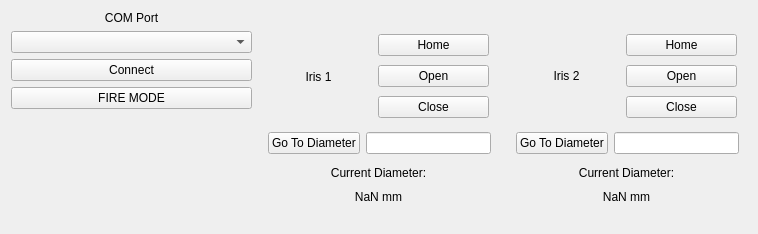
This is devices/Iris/irisWidget.ui in nfbeier/15tw-smartsystem as Qt 5 draws it before an edit. The edited form follows.
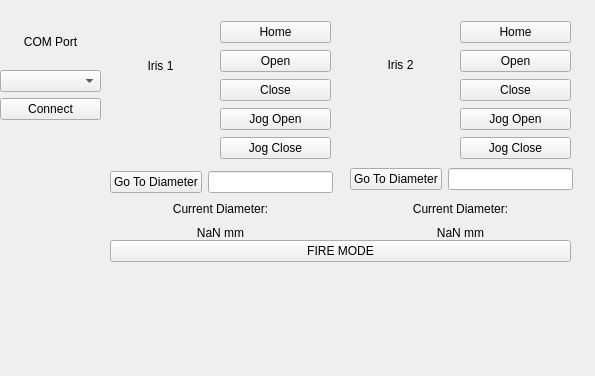
This is the edited form.

Commit message: Resolved iris .ui differences. Fixed pathing for alignator

Patch:
```diff
--- a/devices/Iris/irisWidget.ui
+++ b/devices/Iris/irisWidget.ui
@@ -6,76 +6,42 @@
    <rect>
     <x>0</x>
     <y>0</y>
-    <width>758</width>
-    <height>234</height>
+    <width>595</width>
+    <height>376</height>
    </rect>
   </property>
   <property name="windowTitle">
    <string>Form</string>
   </property>
-  <layout class="QHBoxLayout" name="horizontalLayout_3">
-   <item>
-    <layout class="QVBoxLayout" name="verticalLayout">
-     <property name="spacing">
-      <number>6</number>
-     </property>
-     <item>
-      <widget class="QLabel" name="ComPortLabel">
-       <property name="sizePolicy">
-        <sizepolicy hsizetype="Preferred" vsizetype="Preferred">
-         <horstretch>0</horstretch>
-         <verstretch>0</verstretch>
-        </sizepolicy>
-       </property>
-       <property name="text">
-        <string>COM Port</string>
-       </property>
-       <property name="alignment">
-        <set>Qt::AlignCenter</set>
-       </property>
-      </widget>
-     </item>
-     <item>
-      <widget class="QComboBox" name="ComPortSelectBox"/>
-     </item>
-     <item>
-      <widget class="QPushButton" name="comPortConnectButton">
-       <property name="text">
-        <string>Connect</string>
-       </property>
-      </widget>
-     </item>
-     <item>
       <widget class="QPushButton" name="fireButton">
+   <property name="geometry">
+    <rect>
+     <x>110</x>
+     <y>240</y>
+     <width>461</width>
+     <height>22</height>
+    </rect>
+   </property>
        <property name="text">
         <string>FIRE MODE</string>
        </property>
       </widget>
-     </item>
-     <item>
-      <spacer name="verticalSpacer">
-       <property name="orientation">
-        <enum>Qt::Vertical</enum>
-       </property>
-       <property name="sizeHint" stdset="0">
-        <size>
-         <width>20</width>
-         <height>40</height>
-        </size>
-       </property>
-      </spacer>
-     </item>
-    </layout>
-   </item>
-   <item>
     <widget class="QWidget" name="IrisWidget" native="true">
+   <property name="geometry">
+    <rect>
+     <x>100</x>
+     <y>0</y>
+     <width>241</width>
+     <height>241</height>
+    </rect>
+   </property>
      <widget class="QWidget" name="layoutWidget">
       <property name="geometry">
        <rect>
         <x>120</x>
         <y>20</y>
         <width>111</width>
-        <height>91</height>
+      <height>141</height>
        </rect>
       </property>
       <layout class="QVBoxLayout" name="verticalLayout_2">
@@ -100,13 +66,27 @@
          </property>
         </widget>
        </item>
+     <item>
+      <widget class="QPushButton" name="iris1_jogopen">
+       <property name="text">
+        <string>Jog Open</string>
+       </property>
+      </widget>
+     </item>
+     <item>
+      <widget class="QPushButton" name="iris1_jogclosed">
+       <property name="text">
+        <string>Jog Close</string>
+       </property>
+      </widget>
+     </item>
       </layout>
      </widget>
      <widget class="QWidget" name="layoutWidget_2">
       <property name="geometry">
        <rect>
         <x>10</x>
-        <y>153</y>
+      <y>200</y>
         <width>221</width>
         <height>41</height>
        </rect>
@@ -138,7 +118,7 @@
       <property name="geometry">
        <rect>
         <x>10</x>
-        <y>120</y>
+      <y>170</y>
         <width>223</width>
         <height>25</height>
        </rect>
@@ -183,16 +163,22 @@
       </layout>
      </widget>
     </widget>
-   </item>
-   <item>
     <widget class="QWidget" name="IrisWidget_2" native="true">
+   <property name="geometry">
+    <rect>
+     <x>340</x>
+     <y>0</y>
+     <width>241</width>
+     <height>241</height>
+    </rect>
+   </property>
      <widget class="QWidget" name="layoutWidget_4">
       <property name="geometry">
        <rect>
         <x>120</x>
         <y>20</y>
         <width>111</width>
-        <height>91</height>
+      <height>141</height>
        </rect>
       </property>
       <layout class="QVBoxLayout" name="verticalLayout_4">
@@ -217,13 +203,27 @@
          </property>
         </widget>
        </item>
+     <item>
+      <widget class="QPushButton" name="iris2_jogopen">
+       <property name="text">
+        <string>Jog Open</string>
+       </property>
+      </widget>
+     </item>
+     <item>
+      <widget class="QPushButton" name="iris2_jogclosed">
+       <property name="text">
+        <string>Jog Close</string>
+       </property>
+      </widget>
+     </item>
       </layout>
      </widget>
      <widget class="QWidget" name="layoutWidget_5">
       <property name="geometry">
        <rect>
         <x>10</x>
-        <y>153</y>
+      <y>200</y>
         <width>221</width>
         <height>41</height>
        </rect>
@@ -277,7 +277,7 @@
       <property name="geometry">
        <rect>
         <x>10</x>
-        <y>120</y>
+      <y>167</y>
         <width>223</width>
         <height>25</height>
        </rect>
@@ -300,8 +300,38 @@
       </layout>
      </widget>
     </widget>
-   </item>
-  </layout>
+  <widget class="QWidget" name="layoutWidget_9">
+   <property name="geometry">
+    <rect>
+     <x>0</x>
+     <y>20</y>
+     <width>101</width>
+     <height>100</height>
+    </rect>
+   </property>
+   <layout class="QVBoxLayout" name="verticalLayout">
+    <item>
+     <widget class="QLabel" name="ComPortLabel">
+      <property name="text">
+       <string>COM Port</string>
+      </property>
+      <property name="alignment">
+       <set>Qt::AlignCenter</set>
+      </property>
+     </widget>
+    </item>
+    <item>
+     <widget class="QComboBox" name="ComPortSelectBox"/>
+    </item>
+    <item>
+     <widget class="QPushButton" name="comPortConnectButton">
+      <property name="text">
+       <string>Connect</string>
+      </property>
+     </widget>
+    </item>
+   </layout>
+  </widget>
  </widget>
  <resources/>
  <connections/>
```
Lines whose indentation alone changed are shown as unchanged. The commit also changes 1 other file.
